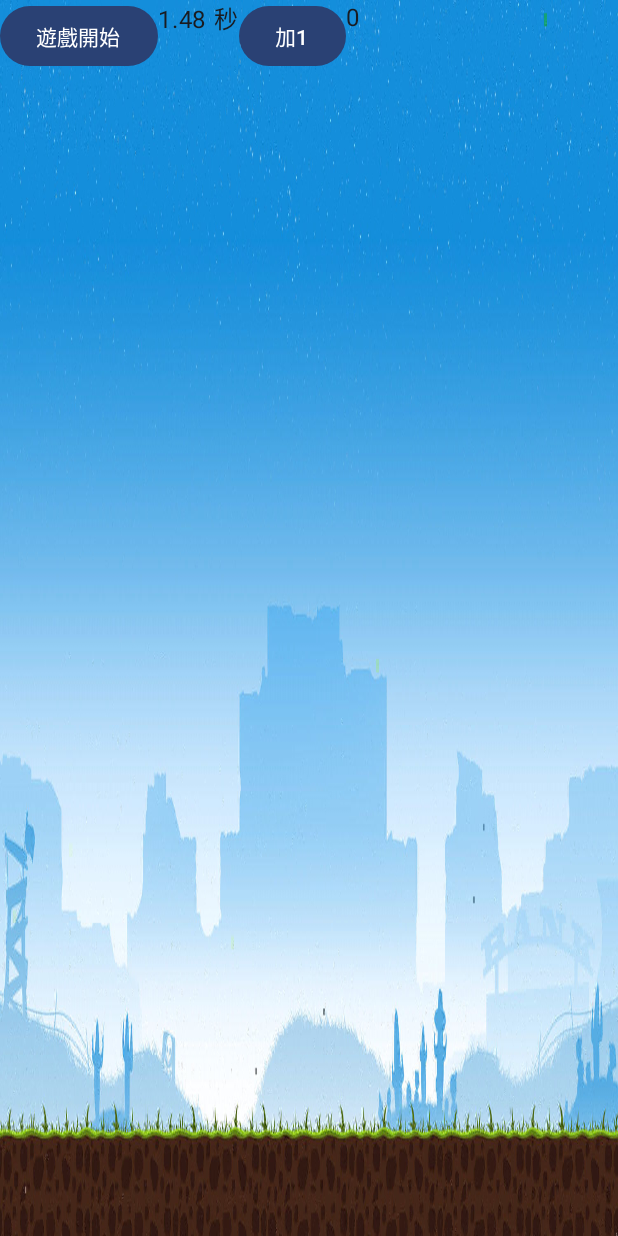
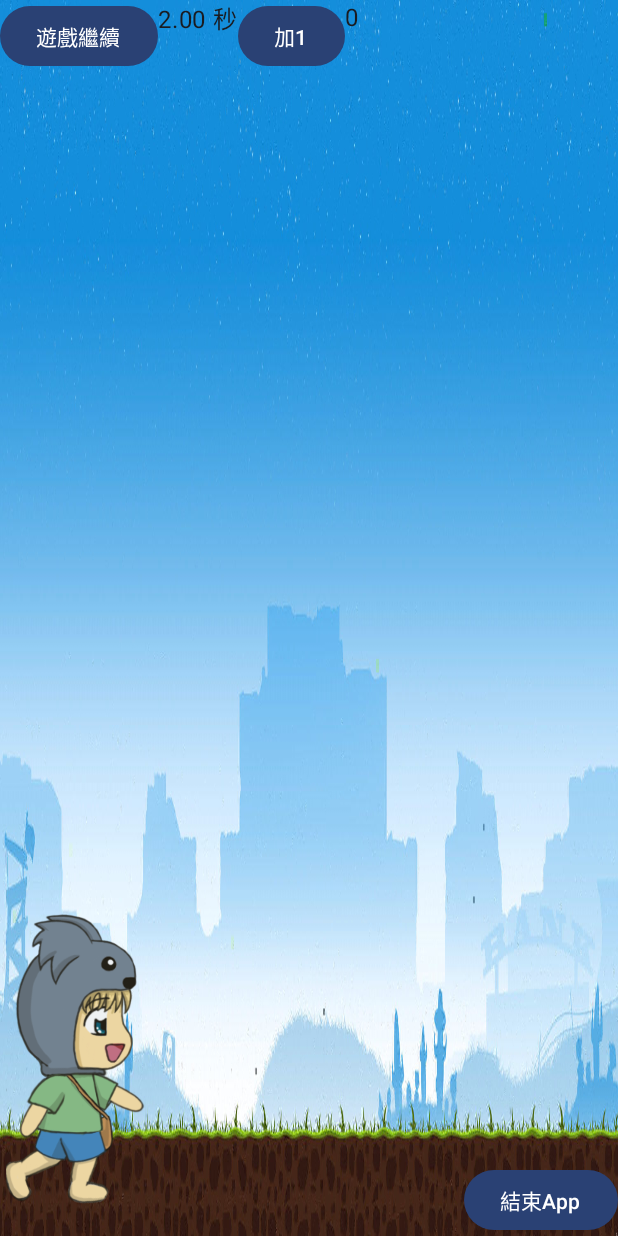
Before and after one commit to s1120321/1118-Application, an Android app built with Jetpack Compose: the screen it shows after launch (MainActivity), after a tap on "遊戲暫停", on a phone screen of 412 x 824 dp. Run offline under Robolectric (Android 15) with nearby library versions, the phone set to English and light mode, and no system bars; 1 other tap on this screen came first.

Commit message:
第2次commit

```diff
--- /dev/null
+++ b/app/src/main/java/tw/edu/pu/csim/s1120321/example/a1118/application/Boy.kt
@@ -0,0 +1,29 @@
+package tw.edu.pu.csim.s1120321.example.a1118.application
+
+import android.graphics.Rect
+
+class Boy(screenH:Int, scale:Float) {
+    var w = (100 * scale).toInt() //小男孩寬度
+    var h = (220 * scale).toInt() //小男孩高度
+    var x = 0 //小男孩x軸座標
+    var y = screenH - h //小男孩y軸座標
+    var pictNo = 0 //切換圖片
+
+    var zoomout = (10 * scale).toInt() //圖片內縮
+
+    //取得小男孩所在矩形區域
+
+    fun getRect(): Rect {
+        return Rect(x+zoomout, y+zoomout,x+w-zoomout,
+            y+h-zoomout)
+    }
+
+    fun Walk() {
+        pictNo++
+        if (pictNo > 7) {
+            pictNo = 0
+        }
+
+    }
+
+}
--- a/app/src/main/java/tw/edu/pu/csim/s1120321/example/a1118/application/Game.kt
+++ b/app/src/main/java/tw/edu/pu/csim/s1120321/example/a1118/application/Game.kt
@@ -5,13 +5,20 @@ import kotlinx.coroutines.delay
 import kotlinx.coroutines.flow.MutableStateFlow
 import kotlinx.coroutines.launch
 
+import android.content.Context
+import android.media.MediaPlayer
 
+class Game(val scope: CoroutineScope,val screenW:Int, val screenH: Int,scale:Float, context: Context) {
+    //背景音樂
+    var mper1 = MediaPlayer.create(context, R.raw.lastletter)
+    //結束音樂
+    var mper2 = MediaPlayer.create(context, R.raw.gameover)
 
-class Game(val scope: CoroutineScope,val screenW:Int, val screenH: Int) {
     var counter = 0
     val state = MutableStateFlow(0)
     val background = Background(screenW)
-
+    val boy = Boy(screenH, scale)
+    val virus = Virus(screenW, screenH, scale)
 
     var isPlaying = true
     fun Play(){
@@ -19,13 +26,33 @@ class Game(val scope: CoroutineScope,val screenW:Int, val screenH: Int) {
             //counter = 0
             isPlaying = true
             while (isPlaying) {
+                mper1.start() //播放背景音樂
                 delay(40)
                 background.Roll()
+                if (counter % 3 == 0){
+
+                    boy.Walk()
+                    virus.Fly()
+
+                    //判斷是否碰撞，結束遊戲
+                    if(boy.getRect().intersect(virus.getRect())) {
+                        isPlaying = false
+                        //遊戲結束音效
+                        mper1.pause()
+                        mper2.start()
+                    }
+                }
                 counter++
                 state.emit(counter)
 
             }
         }
     }
+    fun Restart(){
+        virus.Reset()
+        counter = 0
+        isPlaying = true
+        Play()
+    }
 
 }
--- a/app/src/main/java/tw/edu/pu/csim/s1120321/example/a1118/application/MainActivity.kt
+++ b/app/src/main/java/tw/edu/pu/csim/s1120321/example/a1118/application/MainActivity.kt
@@ -28,6 +28,19 @@ import androidx.compose.material3.Text as Text
 import kotlinx.coroutines.GlobalScope
 import kotlin.math.abs
 
+import androidx.compose.foundation.layout.width
+import androidx.compose.foundation.layout.height
+import androidx.compose.ui.unit.dp
+import androidx.compose.foundation.layout.size
+
+import androidx.compose.ui.input.pointer.pointerInput
+import androidx.compose.foundation.gestures.detectTapGestures
+
+import androidx.compose.ui.platform.LocalContext
+import android.app.Activity
+import androidx.compose.foundation.layout.Box
+import androidx.compose.ui.Alignment
+
 class MainActivity : ComponentActivity() {
     override fun onCreate(savedInstanceState: Bundle?) {
         super.onCreate(savedInstanceState)
@@ -39,14 +52,15 @@ class MainActivity : ComponentActivity() {
                     setRequestedOrientation(ActivityInfo.SCREEN_ORIENTATION_LANDSCAPE)
                     val screenW = resources.displayMetrics.widthPixels
                     val screenH = resources.displayMetrics.heightPixels
-                    val game = Game(GlobalScope,screenW,screenH)
+                    //dp轉像素的倍率 (1dp的像素)
+                    val scale = resources.displayMetrics.density
+                    val game = Game(GlobalScope,screenW,screenH,scale,this)
                     Start(m = Modifier.padding(innerPadding),game)
                 }
             }
         }
     }
 }
-
 class Background(val screenW:Int) {
     var x1 = 0  //背景圖1_x軸
     var x2 = screenW  //背景圖2_x軸
@@ -59,17 +73,13 @@ class Background(val screenW:Int) {
         x2 = x1 + screenW
     }
 }
-
-
 @Composable
-fun Start(m: Modifier, game:Game){
+fun Start(m: Modifier, game:Game) {
 
 //fun Start(m: Modifier, game: Game, screenW: Int){
     val counter by game.state.collectAsState()
-    var counter2 by remember{mutableStateOf(0) }
+    var counter2 by remember { mutableStateOf(0) }
     var msg by remember { mutableStateOf("遊戲開始") }
-
-
 
     Image(
         painter = painterResource(id = R.drawable.forest),
@@ -83,40 +93,89 @@ fun Start(m: Modifier, game:Game){
         contentDescription = "背景圖2",
         contentScale = ContentScale.FillBounds,  //縮放符合螢幕寬度
         modifier = Modifier
-            .offset { IntOffset(game.background.x2,0) }
+            .offset { IntOffset(game.background.x2, 0) }
     )
+    val boyImage = arrayListOf(
+        R.drawable.boy1, R.drawable.boy2,
+        R.drawable.boy3, R.drawable.boy4, R.drawable.boy5,
+        R.drawable.boy6, R.drawable.boy7, R.drawable.boy8
+    )
+
+    Image(
+        painter = painterResource(id = boyImage[game.boy.pictNo]),
+        contentDescription = "小男孩",
+        modifier = Modifier
+            .width(100.dp)
+            .height(200.dp)
+            .offset { IntOffset(game.boy.x, game.boy.y) }
+    )
+
+    val virusImage = arrayListOf(R.drawable.virus1, R.drawable.virus2)
+    Image(
+        painter = painterResource(id = virusImage[game.virus.pictNo]),
+        contentDescription = "病毒",
+        modifier = Modifier
+            .size(80.dp)
+            .offset { IntOffset(game.virus.x, game.virus.y) }
+            .pointerInput(Unit) { //觸控病毒往上，扣一秒鐘
+                detectTapGestures(
+                    onTap = {
+                        game.virus.y -= 40
+                        game.counter -= 25
+                    }
+                )
+            }
+    )
+
+    if (msg == "遊戲暫停" && !game.isPlaying) {
+        msg = "遊戲結束，按此按鍵重新開始遊戲"
+    }
     Row {
         Button(
             onClick = {
-                if (msg=="遊戲開始") {
+                if (msg == "遊戲開始" || msg == "遊戲繼續") {
                     msg = "遊戲暫停"
                     game.Play()
+                } else if (msg == "遊戲暫停") {
+                    msg = "遊戲繼續"
+                    game.isPlaying = false
+                } else { //重新開始遊戲
+                    msg = "遊戲暫停"
+                    game.Restart()
                 }
-                else {
-                    msg = "遊戲開始"
-                    game.isPlaying = false
 
-                }
-                },
+            },
             modifier = m
+        ) {
 
-        ) {
             Text(text = msg)
-
         }
-
-        Text(text = "%.2f 秒".format(counter*.04), modifier = m)
-
+        Text(text = "%.2f 秒".format(counter * .04), modifier = m)
 
         Button(
             onClick = {
-                    counter2++
+                counter2++
             },
             modifier = m
         ) {
-            Text(text ="加1")
+            Text(text = "加1")
         }
-        Text(text = counter2.toString(),modifier = m)
+        Text(text = counter2.toString(), modifier = m)
+
     }
-
+    val activity = (LocalContext.current as? Activity)
+    Box (
+        modifier = Modifier.fillMaxSize(),
+        contentAlignment = Alignment.BottomEnd
+    ){
+        Button(
+            onClick = {
+                game.mper1.stop()
+                game.mper2.stop()
+                activity?.finish()
+            }
+        ) {
+            Text("結束App")
+        }
+    }
 }
--- /dev/null
+++ b/app/src/main/java/tw/edu/pu/csim/s1120321/example/a1118/application/Virus.kt
@@ -0,0 +1,43 @@
+package tw.edu.pu.csim.s1120321.example.a1118.application
+
+import android.graphics.Rect
+
+class Virus(val screenW:Int, val screenH:Int,
+            scale:Float) {
+
+    var w = (80 * scale).toInt() //病毒寬度
+    var h = (80 * scale).toInt() //病毒高度
+    var x = screenW //病毒x軸座標
+    var y = (screenH / 2).toInt() //病毒y軸座標
+
+    var pictNo = 0 //切換圖片
+
+    var zoomout = (10 * scale).toInt() //圖片內縮
+
+    //取得病毒所在矩形區域
+
+    fun getRect(): Rect {
+        return Rect(x+zoomout, y+zoomout,x+w-zoomout,
+            y+h-zoomout)
+    }
+
+    fun Reset() {
+        x = screenW
+        y = (screenH / 2).toInt()
+
+    }
+
+fun Fly() {
+    pictNo++
+    if (pictNo > 1) {
+        pictNo = 0
+    }
+
+    x -= 10
+    y += (-20 .. 20).random()
+    if((x+w) < 0){
+        Reset()
+    }
+  }
+
+}
```
Also changed, not shown: 3 other files.
